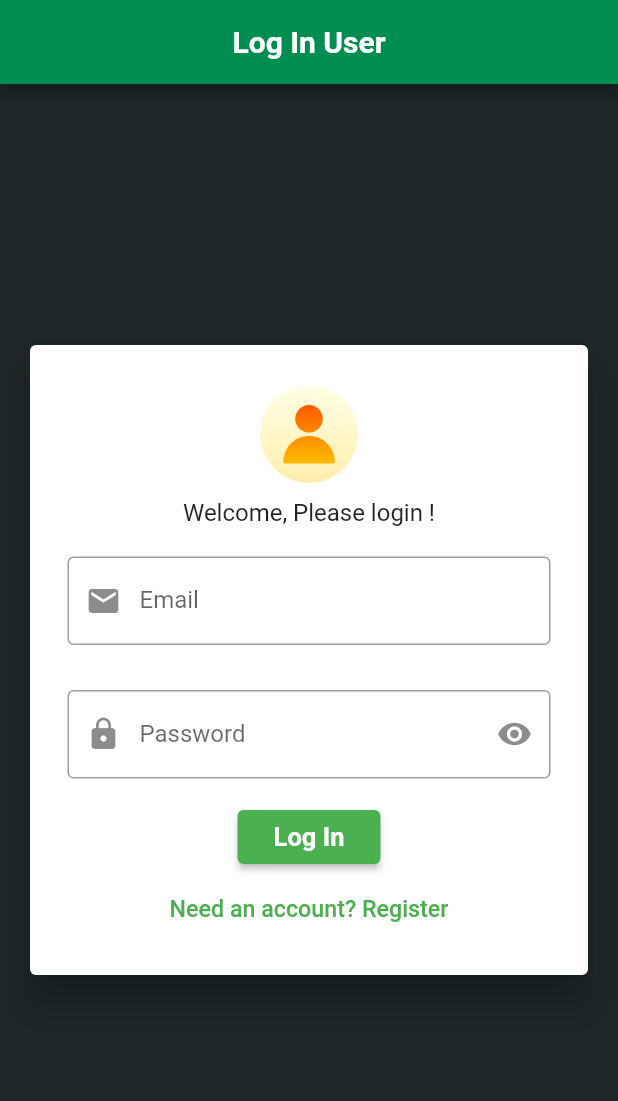
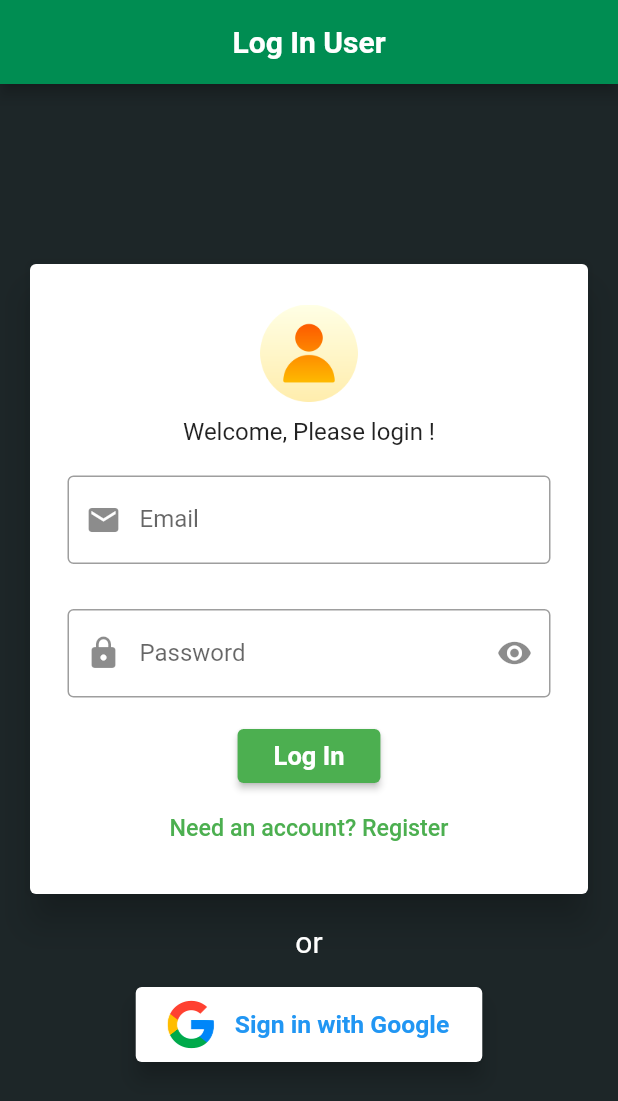
Before and after one commit to imrishuroy/oriental_management, a Flutter app: the screen it shows after launch, on a phone screen of 412 x 824 dp. Shown: the top 1101 px of the screen. Run offline on Flutter 3.47's test engine with Material 2 defaults, Android fonts, the phone set to English and light mode, and no system bars; our stand-ins replace carousel_slider, cloud_firestore, firebase_auth, firebase_core, firebase_storage, fl_chart and 3 more; accounts and stored records are empty.

Commit message:
Added Google Sign In Functionality to Login Page

```diff
--- a/lib/screens/login_screen.dart
+++ b/lib/screens/login_screen.dart
@@ -1,5 +1,6 @@
 import 'package:flutter/material.dart';
 import 'package:firebase_auth/firebase_auth.dart';
+import 'package:flutter/services.dart';
 
 import 'package:oriental_management/screens/register_screen.dart';
 import 'package:oriental_management/services/auth_service.dart';
@@ -23,6 +24,19 @@ class _LoginScreenState extends State<LoginScreen> {
 
   bool _hidePassword = true;
   bool _isLoading = false;
+
+  void showSnackBar({BuildContext? context, String? title}) {
+    ScaffoldMessenger.of(context!).showSnackBar(
+      SnackBar(
+        duration: Duration(seconds: 3),
+        content: Text(
+          '$title',
+          textAlign: TextAlign.center,
+        ),
+        backgroundColor: Colors.redAccent,
+      ),
+    );
+  }
 
   void _login(BuildContext ctx) async {
     final form = _formKey.currentState!;
@@ -77,6 +91,22 @@ class _LoginScreenState extends State<LoginScreen> {
     }
   }
 
+  Future googleSignIn(BuildContext context) async {
+    final AuthServices auth = Provider.of(context, listen: false);
+    try {
+      setState(() {
+        _isLoading = true;
+      });
+      await auth.signInWithGoogle();
+    } on PlatformException catch (error) {
+      setState(() {
+        _isLoading = false;
+      });
+      print(error);
+      showSnackBar(context: context, title: error.message);
+    }
+  }
+
   @override
   Widget build(BuildContext context) {
     return Scaffold(
@@ -92,7 +122,19 @@ class _LoginScreenState extends State<LoginScreen> {
           ),
         ),
       ),
-      body: Center(
+      body: SingleChildScrollView(
+        child: _isLoading == true
+            ? Padding(
+                padding: const EdgeInsets.only(top: 25.0),
+                child: Center(
+                  child: CircularProgressIndicator(),
+                ),
+              )
+            : Column(
+                mainAxisAlignment: MainAxisAlignment.center,
+                children: [
+                  SizedBox(height: 100.0),
+                  Center(
                     child: Card(
                       margin: EdgeInsets.all(20.0),
                       elevation: 10.0,
@@ -134,7 +176,8 @@ class _LoginScreenState extends State<LoginScreen> {
                                     onSaved: (value) => _email = value,
                                     keyboardType: TextInputType.emailAddress,
                                     controller: _emailController,
-                        validator: (value) => !(value!.contains('@gmail.com'))
+                                    validator: (value) =>
+                                        !(value!.contains('@gmail.com'))
                                             ? 'Invalid Email'
                                             : null,
                                     decoration: InputDecoration(
@@ -156,8 +199,9 @@ class _LoginScreenState extends State<LoginScreen> {
                                     onSaved: (value) => _password = value,
                                     obscureText: _hidePassword,
                                     controller: _passwordController,
-                        validator: (value) =>
-                            value!.length < 6 ? 'Password too short' : null,
+                                    validator: (value) => value!.length < 6
+                                        ? 'Password too short'
+                                        : null,
                                     decoration: InputDecoration(
                                       // icon: Icon(Icons.lock),
                                       prefixIcon: Icon(Icons.lock),
@@ -218,227 +262,47 @@ class _LoginScreenState extends State<LoginScreen> {
                         // ),
                       ),
                     ),
-        //],
+                  ),
+                  Text(
+                    'or',
+                    style: TextStyle(
+                      color: Colors.white,
+                      fontSize: 20.0,
+                    ),
+                  ),
+                  SizedBox(height: 15.0),
+                  GestureDetector(
+                    onTap: () => googleSignIn(context),
+                    child: Card(
+                      elevation: 6.0,
+                      child: Padding(
+                        padding: const EdgeInsets.symmetric(horizontal: 12.0),
+                        child: Row(
+                          mainAxisSize: MainAxisSize.min,
+                          children: [
+                            Container(
+                              width: 50.0,
+                              height: 50.0,
+                              child: Image.asset('assets/google.png'),
+                            ),
+                            SizedBox(width: 4.0),
+                            Text(
+                              'Sign in with Google',
+                              style: TextStyle(
+                                color: Colors.blue,
+                                fontWeight: FontWeight.w600,
+                                fontSize: 16.5,
+                              ),
+                            ),
+                            SizedBox(width: 10.0),
+                          ],
+                        ),
+                      ),
+                    ),
+                  ),
+                ],
+              ),
       ),
     );
   }
 }
-
-// import 'package:flutter/material.dart';
-// import 'package:firebase_auth/firebase_auth.dart';
-// import 'package:google_fonts/google_fonts.dart';
-// import 'package:oriental_management/screens/register_screen.dart';
-
-// class LoginScreen extends StatefulWidget {
-//   static String routeName = '/login-screen';
-//   @override
-//   _LoginScreenState createState() => _LoginScreenState();
-// }
-
-// class _LoginScreenState extends State<LoginScreen> {
-//   final _formKey = GlobalKey<FormState>();
-
-//   TextEditingController _emailController = TextEditingController();
-//   TextEditingController _passwordController = TextEditingController();
-//   final _scaffoldKey = GlobalKey<ScaffoldState>();
-
-//   String? _email;
-//   String? _password;
-
-//   bool _hidePassword = true;
-//   bool _isLoading = false;
-
-//   void _login() async {
-//     final form = _formKey.currentState!;
-//     FocusScope.of(context).unfocus();
-//     if (form.validate()) {
-//       form.save();
-//       try {
-//         setState(() {
-//           _isLoading = true;
-//         });
-//         // UserCredential userCredential =
-//         await FirebaseAuth.instance.signInWithEmailAndPassword(
-//           email: _email!,
-//           password: _password!,
-//         );
-//         // print(userCredential);
-//         Navigator.pushReplacementNamed(context, '/');
-//       } on FirebaseAuthException catch (error) {
-//         setState(() {
-//           _isLoading = false;
-//         });
-//         if (error.code == 'user-not-found') {
-//           print('No user found for that email.');
-//           ScaffoldMessenger.of(context).showSnackBar(
-//             SnackBar(
-//               content: Text(
-//                 'User not found',
-//                 textAlign: TextAlign.center,
-//               ),
-//               backgroundColor: Colors.redAccent,
-//             ),
-//           );
-//         }
-//         if (error.code == 'wrong-password') {
-//           ScaffoldMessenger.of(context).showSnackBar(
-//             SnackBar(
-//               content: Text(
-//                 'Wrong password',
-//                 textAlign: TextAlign.center,
-//               ),
-//               backgroundColor: Colors.redAccent,
-//             ),
-//           );
-//         }
-//       } catch (error) {
-//         setState(() {
-//           _isLoading = false;
-//         });
-//         print(error);
-//       }
-//     }
-//   }
-
-//   @override
-//   Widget build(BuildContext context) {
-//     return Scaffold(
-//       backgroundColor: Color.fromRGBO(29, 38, 40, 1),
-//       key: _scaffoldKey,
-//       appBar: AppBar(
-//         centerTitle: true,
-//         backgroundColor: Color.fromRGBO(0, 141, 82, 1),
-//         title: Text('Log In User'),
-//       ),
-//       body: SingleChildScrollView(
-//         child: Column(
-//           // mainAxisAlignment: MainAxisAlignment.center,
-//           children: [
-//             SizedBox(height: 70.0),
-//             Text(
-//               'Log In',
-//               style: GoogleFonts.rockSalt(
-//                 color: Color.fromRGBO(255, 203, 0, 1),
-//                 fontSize: 50.0,
-//                 fontStyle: FontStyle.italic,
-//                 fontWeight: FontWeight.w600,
-//               ),
-//             ),
-//             SizedBox(height: 20.0),
-//             Center(
-//               child: Card(
-//                 margin: EdgeInsets.all(20.0),
-//                 elevation: 10.0,
-//                 child: SingleChildScrollView(
-//                   child: Padding(
-//                     padding: const EdgeInsets.symmetric(
-//                       vertical: 20.0,
-//                     ),
-//                     child: Form(
-//                       key: _formKey,
-//                       child: Column(
-//                         mainAxisSize: MainAxisSize.min,
-//                         mainAxisAlignment: MainAxisAlignment.center,
-//                         children: [
-//                           Padding(
-//                             padding: const EdgeInsets.symmetric(
-//                               horizontal: 25.0,
-//                               vertical: 15.0,
-//                             ),
-//                             child: TextFormField(
-//                               key: ValueKey('email'),
-//                               onSaved: (value) => _email = value,
-//                               keyboardType: TextInputType.emailAddress,
-//                               controller: _emailController,
-//                               validator: (value) =>
-//                                   !(value!.contains('@gmail.com'))
-//                                       ? 'Invalid Email'
-//                                       : null,
-//                               decoration: InputDecoration(
-//                                 //icon: Icon(Icons.mail),
-//                                 prefixIcon: Icon(Icons.mail),
-//                                 labelText: 'Email',
-//                                 hintText: 'Enter your email',
-//                                 border: OutlineInputBorder(),
-//                               ),
-//                             ),
-//                           ),
-//                           Padding(
-//                             padding: const EdgeInsets.symmetric(
-//                               horizontal: 25.0,
-//                               vertical: 15.0,
-//                             ),
-//                             child: TextFormField(
-//                               key: ValueKey('password'),
-//                               onSaved: (value) => _password = value,
-//                               obscureText: _hidePassword,
-//                               controller: _passwordController,
-//                               validator: (value) => value!.length < 6
-//                                   ? 'Password too short'
-//                                   : null,
-//                               decoration: InputDecoration(
-//                                 // icon: Icon(Icons.lock),
-//                                 prefixIcon: Icon(Icons.lock),
-//                                 suffixIcon: IconButton(
-//                                   icon: Icon(
-//                                     _hidePassword
-//                                         ? Icons.visibility
-//                                         : Icons.visibility_off,
-//                                   ),
-//                                   onPressed: () {
-//                                     setState(() {
-//                                       _hidePassword = !_hidePassword;
-//                                     });
-//                                   },
-//                                 ),
-//                                 labelText: 'Password',
-//                                 hintText: 'Enter your password',
-//                                 border: OutlineInputBorder(),
-//                               ),
-//                             ),
-//                           ),
-//                           if (_isLoading) CircularProgressIndicator(),
-//                           if (!_isLoading)
-//                             ElevatedButton(
-//                               //  color: Color.fromRGBO(0, 141, 82, 1),
-//                               onPressed: () {
-//                                 _login();
-//                               },
-//                               child: Padding(
-//                                 padding: const EdgeInsets.all(8.0),
-//                                 child: Text(
-//                                   'Log In',
-//                                   style: TextStyle(
-//                                     color: Colors.white,
-//                                     fontSize: 17.0,
-//                                     fontWeight: FontWeight.w600,
-//                                   ),
-//                                 ),
-//                               ),
-//                             ),
-//                           if (!_isLoading)
-//                             TextButton(
-//                               onPressed: () {
-//                                 Navigator.pushNamed(
-//                                     context, RegisterScreen.routeName);
-//                               },
-//                               child: Text(
-//                                 'Need an account? Register',
-//                                 style: TextStyle(
-//                                   fontSize: 15.5,
-//                                 ),
-//                               ),
-//                             )
-//                         ],
-//                       ),
-//                     ),
-//                   ),
-//                 ),
-//               ),
-//             ),
-//           ],
-//         ),
-//       ),
-//     );
-//   }
-// }
--- a/pubspec.yaml
+++ b/pubspec.yaml
@@ -36,6 +36,7 @@ dependencies:
   provider: ^5.0.0
   carousel_slider: ^4.0.0-nullsafety.0
   firebase_messaging: any
+
 
 
   url_launcher: ^6.0.2
```
Also changed, not shown: lib/services/auth_service.dart (+33 -0 lines), assets/google.png (added). Lines whose indentation alone changed are shown as unchanged.
